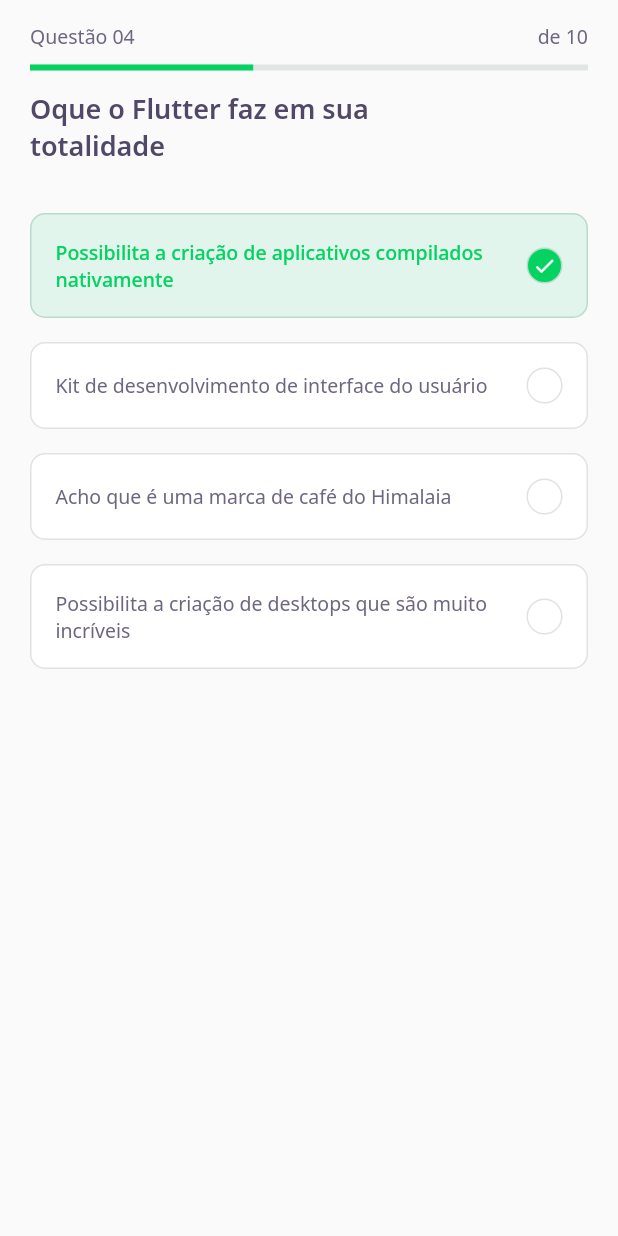
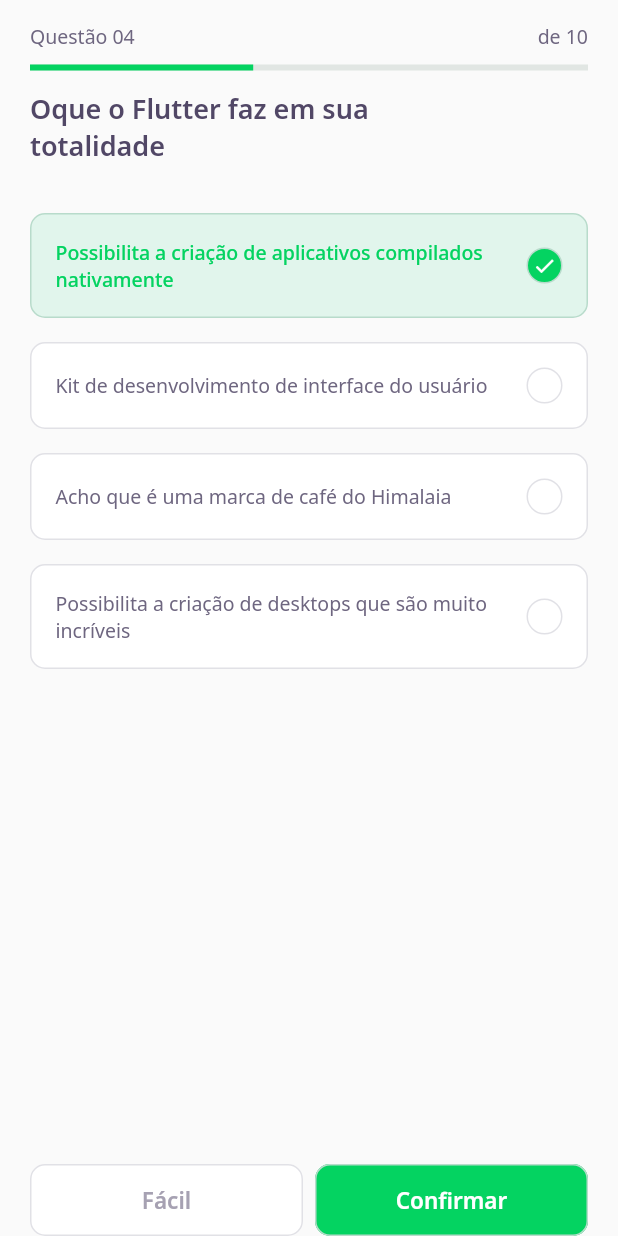
Before and after one commit to lucasrmoro/DevQuiz, a Flutter app: the ChallengePage screen opened directly, on a phone screen of 412 x 824 dp. Run offline on Flutter 3.47's test engine with Material 2 defaults, Android fonts, the light colour scheme and no system bars; our stand-ins replace google_fonts; accounts and stored records are empty.

Commit message:
2 Buttons added on challenge_page

```diff
--- a/assets/database/user.json
+++ b/assets/database/user.json
@@ -1,6 +1,6 @@
 
 {
-  "name": "Lucas Dev",
+  "name": "Lucas",
   "score": 75,
   "photoUrl": "https://scontent.furg1-1.fna.fbcdn.net/v/t1.6435-9/145511228_2862714964013256_4212670958624816808_n.jpg?_nc_cat=107&ccb=1-3&_nc_sid=09cbfe&_nc_ohc=_b6CDd3q3fYAX-9gkbe&_nc_ht=scontent.furg1-1.fna&oh=824aeb8a27e89bb9049c200907a4ae59&oe=60A4702C"
 }
--- a/lib/challenge/challenge_page.dart
+++ b/lib/challenge/challenge_page.dart
@@ -1,6 +1,6 @@
 import 'package:DevQuiz/challenge/widgets/question_indicator/question_indicator_widget.dart';
 import 'package:DevQuiz/challenge/widgets/question_indicator/quiz/quiz_widget.dart';
-import 'package:DevQuiz/shared/widget/progress/progress_indicator_widget.dart';
+import 'package:DevQuiz/home/widgets/next_button/next_button_widget.dart';
 import 'package:flutter/material.dart';
 
 class ChallengePage extends StatefulWidget {
@@ -26,6 +26,20 @@
       body: QuizWidget(
         title: "Oque o Flutter faz em sua totalidade",
       ),
+      bottomNavigationBar: SafeArea(
+        bottom: true,
+        child: Padding(
+          padding: const EdgeInsets.symmetric(horizontal: 20),
+          child: Row(
+            mainAxisAlignment: MainAxisAlignment.spaceAround,
+            children: [
+              Expanded(child: NextButtonWidget.white(label: "Fácil", onTap: (){},)),
+              SizedBox(width: 8),
+              Expanded(child: NextButtonWidget.green(label: "Confirmar", onTap: (){},))
+            ],
+          ),
+        ),
+      ),
     );
   }
 }
--- a/lib/core/app_widget.dart
+++ b/lib/core/app_widget.dart
@@ -8,7 +8,7 @@
   Widget build(BuildContext context) {
     return MaterialApp(
       title: "DevQuiz",
-      home: Homepage(),
+      home: ChallengePage(),
     );
   }
 }
--- a/lib/home/home_page.dart
+++ b/lib/home/home_page.dart
@@ -1,10 +1,12 @@
 import 'package:DevQuiz/core/app_colors.dart';
 import 'package:DevQuiz/home/home_state.dart';
 import 'package:DevQuiz/home/widgets/appbar/app_bar_widget.dart';
-import 'file:///C:/Users/Lucas/Documents/nwl_flutter_app/nwl_flutter_app/lib/home/home_controller.dart';
+
 import 'package:DevQuiz/home/widgets/level_button/level_button_widget.dart';
 import 'package:DevQuiz/home/widgets/quiz_card/quiz_card_widget.dart';
 import 'package:flutter/material.dart';
+
+import 'home_controller.dart';
 
 class Homepage extends StatefulWidget {
   Homepage({Key? key}) : super(key: key);
--- a/lib/home/widgets/chart/chart_widget.dart
+++ b/lib/home/widgets/chart/chart_widget.dart
@@ -17,7 +17,7 @@
               height: 80,
               child: CircularProgressIndicator(
                   strokeWidth: 10,
-                  value: .75,
+                  value: 0.75,
                   backgroundColor: AppColors.chartSecondary,
                 valueColor: AlwaysStoppedAnimation<Color>(AppColors.chartPrimary),
               ),
--- /dev/null
+++ b/lib/home/widgets/next_button/next_button_widget.dart
@@ -0,0 +1,59 @@
+import 'package:DevQuiz/core/app_colors.dart';
+import 'package:flutter/material.dart';
+import 'package:google_fonts/google_fonts.dart';
+
+class NextButtonWidget extends StatelessWidget {
+  final String label;
+  final Color backgroundColor;
+  final Color fontColor;
+  final Color borderColor;
+  final VoidCallback onTap;
+
+  const NextButtonWidget(
+      {Key? key,
+      required this.label,
+      required this.backgroundColor,
+      required this.fontColor,
+      required this.borderColor,
+      required this.onTap,})
+      : super(key: key);
+
+  NextButtonWidget.green({required String label, required VoidCallback onTap,})
+      : this.backgroundColor = AppColors.darkGreen,
+        this.fontColor = AppColors.white,
+        this.borderColor = AppColors.green,
+        this.onTap = onTap,
+        this.label = label;
+
+  NextButtonWidget.white({required String label, required VoidCallback onTap,})
+      : this.backgroundColor = AppColors.white,
+        this.fontColor = AppColors.lightGrey,
+        this.borderColor = AppColors.border,
+        this.onTap = onTap,
+        this.label = label;
+
+  @override
+  Widget build(BuildContext context) {
+    return Container(
+      height: 48,
+      child: TextButton(
+        style: ButtonStyle(
+            backgroundColor: MaterialStateProperty.all(backgroundColor),
+            shape: MaterialStateProperty.all(RoundedRectangleBorder(
+                borderRadius: BorderRadius.circular(10))),
+            side: MaterialStateProperty.all(BorderSide(
+              color: borderColor,
+            ))),
+        onPressed:onTap,
+        child: Text(
+          label,
+          style: GoogleFonts.notoSans(
+            fontWeight: FontWeight.w600,
+            fontSize: 15,
+            color: fontColor,
+          ),
+        ),
+      ),
+    );
+  }
+}
```
